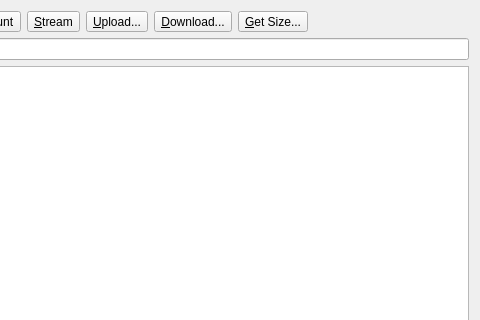
This is src/remote_widget.ui in mmozeiko/RcloneBrowser as Qt 5 draws it before an edit; both pictures show x 304 to 784 and y 0 to 320 of the 784 by 552 pixel window. The edited form follows.
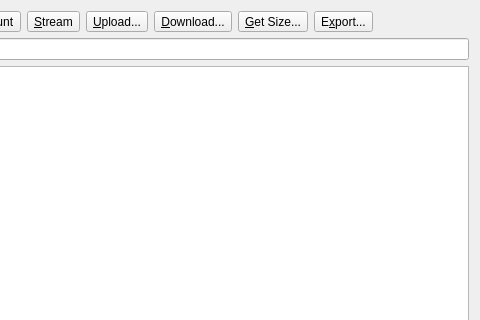
This is the edited form.

Commit message:
implement export list of files
closes #17

What changed in the file:
```diff
--- a/src/remote_widget.ui
+++ b/src/remote_widget.ui
@@ -141,6 +141,16 @@
             </property>
            </widget>
           </item>
+          <item>
+           <widget class="QToolButton" name="buttonExport">
+            <property name="text">
+             <string>E&amp;xport...</string>
+            </property>
+            <property name="toolButtonStyle">
+             <enum>Qt::ToolButtonTextBesideIcon</enum>
+            </property>
+           </widget>
+          </item>
           <item>
            <spacer name="spacer">
             <property name="orientation">
```
Left out of the diff: 5 changed lines with no effect on the pictures. The commit also changes 9 other files.
